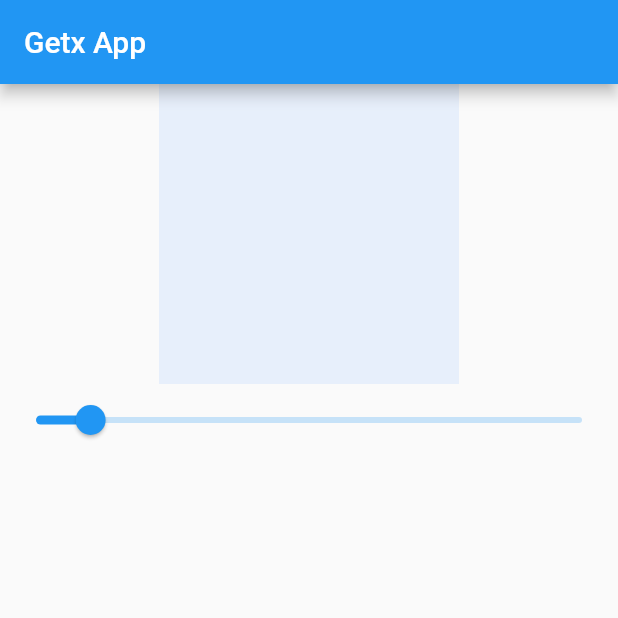
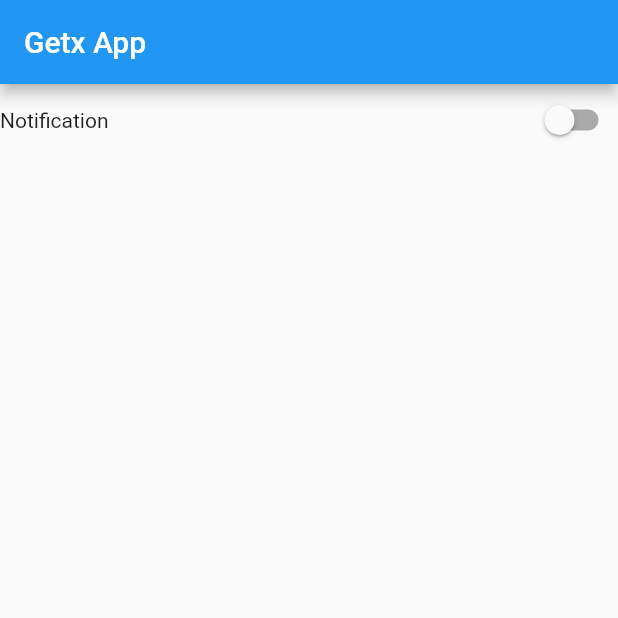
Before and after one commit to shaurya019/Flutter-GetX, a Flutter app: the screen it shows after launch, on a phone screen of 412 x 824 dp, the top half of it. Run offline on Flutter 3.47's test engine with Material 2 defaults, Android fonts, the phone set to English and light mode, and no system bars; our stand-ins replace get; missing offline and left inert: dart:ffi.

Commit message:
GetX setNotification

```diff
--- /dev/null
+++ b/lib/controllers /notification.dart
@@ -0,0 +1,10 @@
+import 'dart:ffi';
+
+import 'package:get/get.dart';
+
+class ExampleThree extends GetxController{
+  RxBool notification = false.obs;
+  setNotification(bool value){
+    notification.value = value;
+  }
+}
--- a/lib/home_screen.dart
+++ b/lib/home_screen.dart
@@ -1,9 +1,8 @@
 import 'package:flutter/material.dart';
 import 'package:get/get.dart';
-
 import 'controllers /counter_example.dart';
 import 'controllers /example_two_controller.dart';
-import 'getx_routes /screen_one.dart';
+import 'controllers /notification.dart';
 
 
 class HomeScreen extends StatefulWidget {
@@ -14,7 +13,7 @@ class HomeScreen extends StatefulWidget {
 }
 
 class _HomeScreenState extends State<HomeScreen> {
-final ExampleTwo exampleTwo = Get.put(ExampleTwo());
+final ExampleThree exampleThree = Get.put(ExampleThree());
   @override
   void initState(){
     super.initState();
@@ -27,20 +26,18 @@ final ExampleTwo exampleTwo = Get.put(ExampleTwo());
       ),
       body:Column(
         children: [
-          Obx(() =>
-            Container(
-              height: 200,
-              width: 200,
-              color: Colors.blueAccent.withOpacity(exampleTwo.opacity.value),
-            ),
-          ),
-          Obx(() =>
-              Slider(
-               value: exampleTwo.opacity.value,
-                  onChanged: (value){
-                    exampleTwo.setOpacity(value);
-                  },
+          Row(
+            mainAxisAlignment: MainAxisAlignment.spaceBetween,
+            children: [
+              Text('Notification'),
+              Obx(() =>
+                  Switch(
+                      value: exampleThree.notification.value,
+                      onChanged: (value){
+                        exampleThree.setNotification(value);
+                      })
               ),
+            ],
           ),
         ],
       ),
```
Also changed, not shown: lib/state_management_example /counter_screen.dart (deleted), lib/state_management_example /example_two.dart (deleted), lib/state_management_example /image_picker_screen.dart (deleted), lib/state_management_example /login_screen.dart (deleted), 2 other files.
